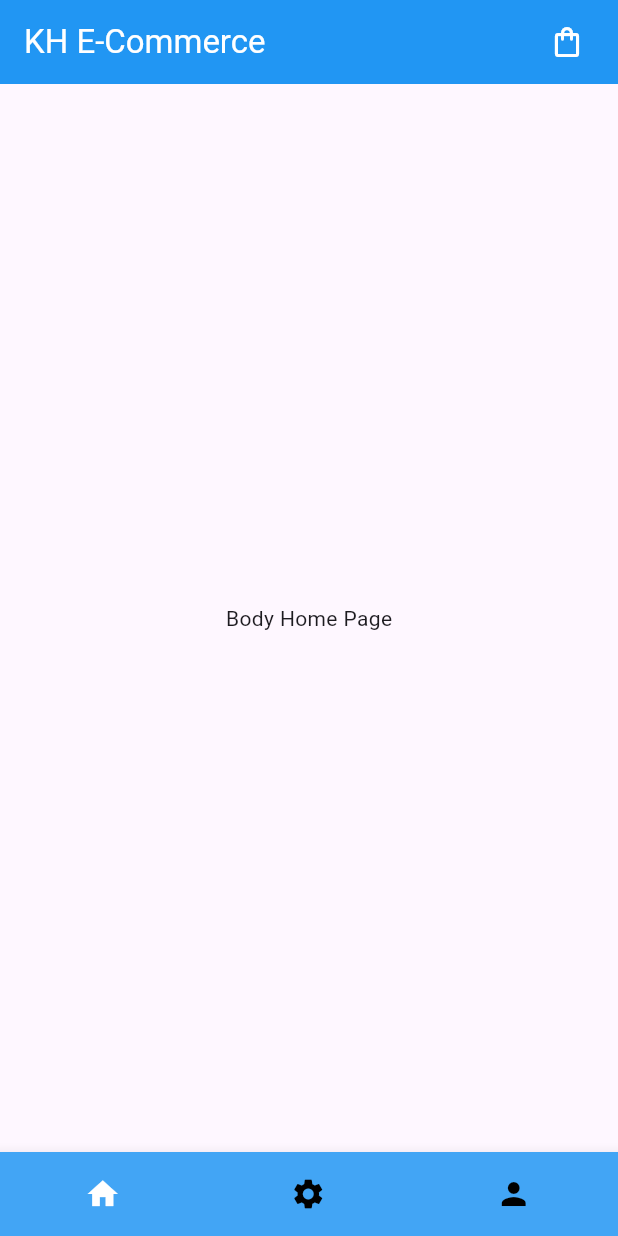
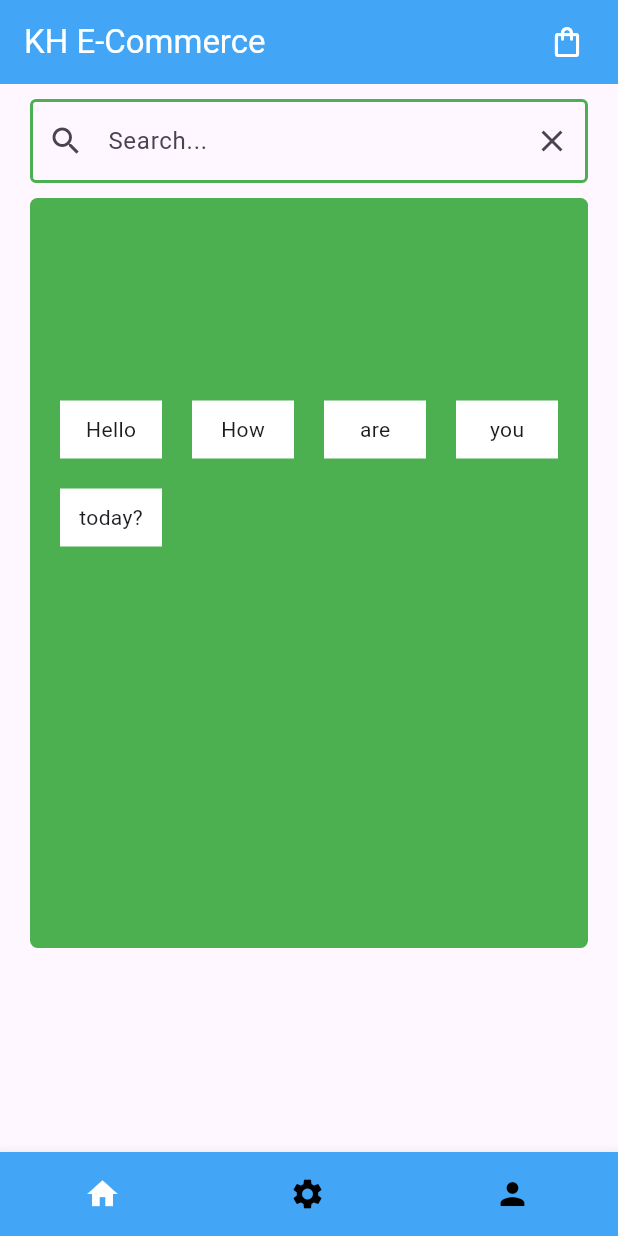
Before and after one commit to yengkh/e-commerce-flutter-app, a Flutter app: the screen it shows after launch, on a phone screen of 412 x 824 dp. Run offline on Flutter 3.47's test engine with Material 3 defaults, Android fonts, the phone set to English and light mode, and no system bars; drawn by our look-alikes of animated_bottom_navigation_bar; our stand-ins replace get.

Commit message:
12/6/2024

```diff
--- a/lib/screens/home_page/home_page.dart
+++ b/lib/screens/home_page/home_page.dart
@@ -33,7 +33,7 @@ class _MyHomePageState extends State<MyHomePage> {
         activeColor: Colors.white,
         backgroundColor: Colors.blue[400],
         blurEffect: true,
-        gapWidth: 1.0,
+        gapWidth: 2.0,
         icons: _iconList,
         activeIndex: _currentIndex,
         onTap: (index) => setState(() => _currentIndex = index),
--- a/lib/screens/home_page_body/home_page_body.dart
+++ b/lib/screens/home_page_body/home_page_body.dart
@@ -1,16 +1,29 @@
 import 'package:e_commerce_flutter_app/screens/cart/cart_page.dart';
+import 'package:e_commerce_flutter_app/widget/home_page-widget/text_form_field.dart';
 import 'package:flutter/material.dart';
 import 'package:get/get.dart';
-import 'package:get/get_core/src/get_main.dart';
 
-class HomePageBody extends StatelessWidget {
+class HomePageBody extends StatefulWidget {
   const HomePageBody({super.key});
 
+  @override
+  State<HomePageBody> createState() => _HomePageBodyState();
+}
+
+final List<String> items = [
+  "Hello",
+  "How",
+  "are",
+  "you",
+  "today?",
+];
+
+class _HomePageBodyState extends State<HomePageBody> {
   @override
   Widget build(BuildContext context) {
     return Scaffold(
       appBar: AppBar(
-        backgroundColor: Colors.blue,
+        backgroundColor: Colors.blue[400],
         title: const Text(
           "KH E-Commerce",
           style: TextStyle(color: Colors.white),
@@ -18,9 +31,7 @@ class HomePageBody extends StatelessWidget {
         actions: [
           IconButton(
             onPressed: () {
-              Get.to(
-                const CartPage(),
-              );
+              Get.to(() => const CartPage());
             },
             icon: const Icon(
               Icons.shopping_bag_outlined,
@@ -32,8 +43,50 @@ class HomePageBody extends StatelessWidget {
           ),
         ],
       ),
-      body: const Center(
-        child: Text("Body Home Page"),
+      body: Column(
+        children: [
+          const SizedBox(
+            height: 10.0,
+          ),
+          const TextFormFieldHome(),
+          Container(
+            margin: const EdgeInsets.symmetric(
+              horizontal: 20.0,
+              vertical: 10.0,
+            ),
+            height: 500,
+            decoration: const BoxDecoration(
+              borderRadius: BorderRadius.all(
+                Radius.circular(5.0),
+              ),
+              color: Colors.green,
+            ),
+            child: GridView.builder(
+              padding: const EdgeInsets.symmetric(
+                horizontal: 10.0,
+                vertical: 250 / 2,
+              ),
+              gridDelegate: SliverGridDelegateWithMaxCrossAxisExtent(
+                maxCrossAxisExtent: MediaQuery.of(context).size.width / 4,
+                childAspectRatio: 3 / 2,
+                //crossAxisSpacing: 5.0,
+                //mainAxisSpacing: 5.0,
+              ),
+              itemCount: items.length,
+              itemBuilder: (BuildContext context, int index) {
+                return Container(
+                  margin: const EdgeInsets.all(10.0),
+                  decoration: const BoxDecoration(color: Colors.white),
+                  child: Center(
+                    child: Text(
+                      items[index],
+                    ),
+                  ),
+                );
+              },
+            ),
+          ),
+        ],
       ),
     );
   }
--- /dev/null
+++ b/lib/widget/home_page-widget/text_form_field.dart
@@ -0,0 +1,56 @@
+import 'package:flutter/material.dart';
+
+class TextFormFieldHome extends StatefulWidget {
+  const TextFormFieldHome({super.key});
+
+  @override
+  State<TextFormFieldHome> createState() => _TextFormFieldHomeState();
+}
+
+TextEditingController _textValue = TextEditingController();
+
+class _TextFormFieldHomeState extends State<TextFormFieldHome> {
+  @override
+  Widget build(BuildContext context) {
+    return Padding(
+      padding: const EdgeInsets.symmetric(horizontal: 20.0),
+      child: TextFormField(
+        autofocus: false,
+        controller: _textValue,
+        decoration: InputDecoration(
+          enabledBorder: const OutlineInputBorder(
+            borderSide: BorderSide(
+              width: 2.0,
+              color: Colors.green,
+            ),
+          ),
+          focusedBorder: const OutlineInputBorder(
+            borderSide: BorderSide(
+              width: 2,
+              color: Colors.red,
+            ),
+          ),
+          suffixIcon: IconButton(
+            onPressed: () {
+              setState(() {
+                _textValue.clear();
+              });
+            },
+            icon: const Icon(Icons.clear),
+          ),
+          prefixIcon: const Icon(Icons.search),
+          hintText: "Search...",
+          border: const OutlineInputBorder(
+            borderRadius: BorderRadius.all(
+              Radius.circular(5.0),
+            ),
+            borderSide: BorderSide(
+              color: Colors.green,
+              width: 2,
+            ),
+          ),
+        ),
+      ),
+    );
+  }
+}
```
